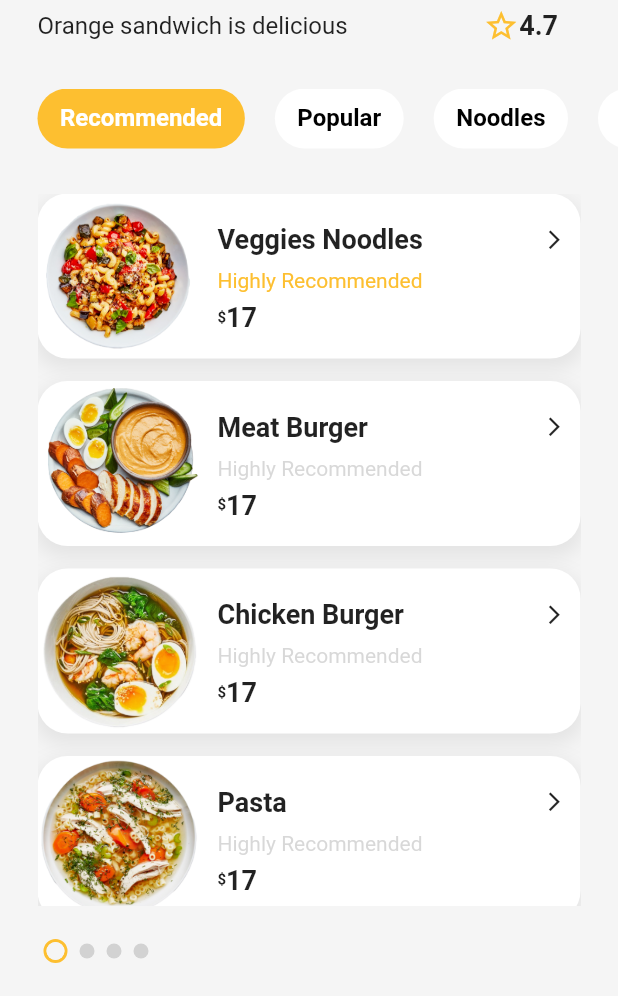
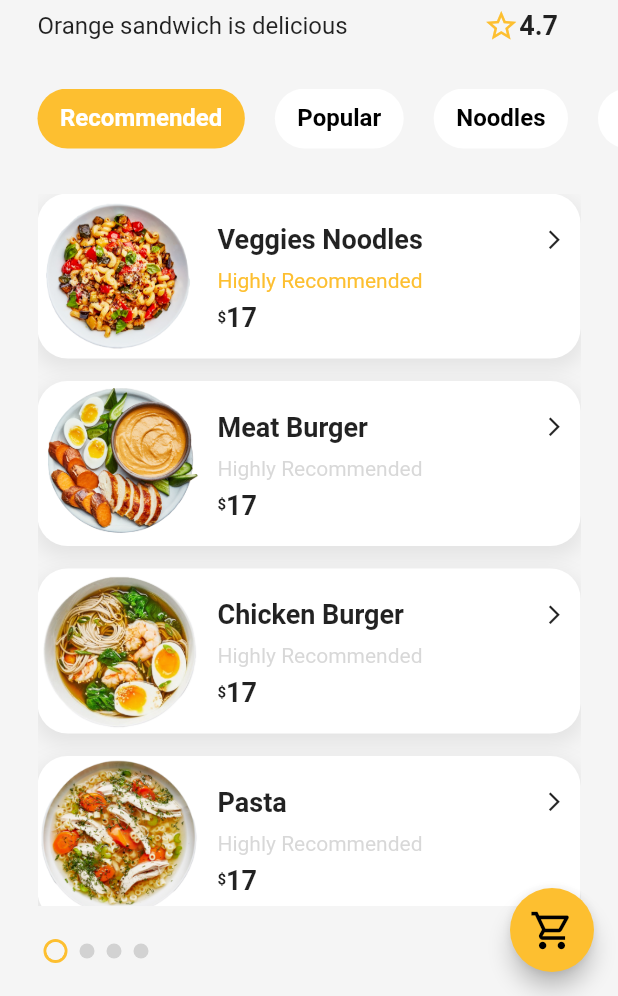
Before and after one commit to KhadijaMakkaoui/Food-Delivery, a Flutter app: the screen it shows after launch, on a phone screen of 412 x 824 dp, the part 240-1236 px from its top. Run offline on Flutter 3.47's test engine with Material 2 defaults, Android fonts, the phone set to English and light mode, and no system bars; drawn by our look-alikes of smooth_page_indicator.

Commit message:
Implement floating shopping cart button

```diff
--- a/delivery_app/lib/screens/home/home.dart
+++ b/delivery_app/lib/screens/home/home.dart
@@ -80,6 +80,16 @@ class _HomePageState extends State<HomePage> {
           )
         ],
       ),
+      floatingActionButton: FloatingActionButton(
+        onPressed: (){},
+        backgroundColor: kPrimaryColor,
+        child: const Icon(
+            Icons.shopping_cart_outlined,
+          color: Colors.black,
+          size: 30,
+        ),
+
+      ),
 
     );
   }
```
